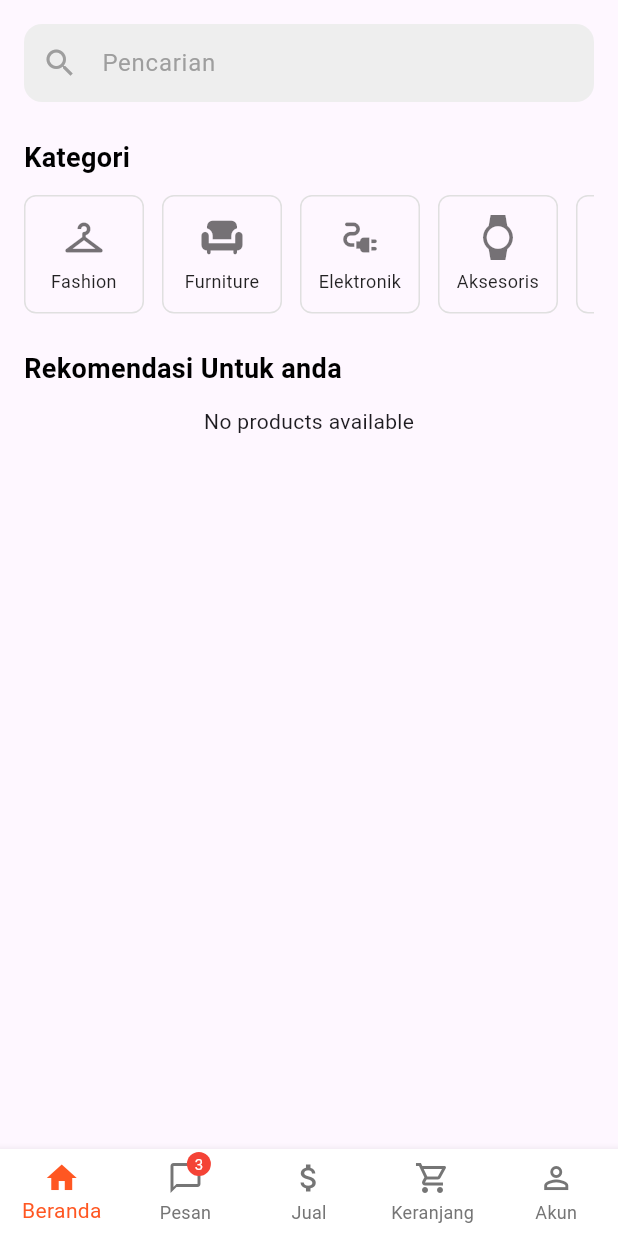
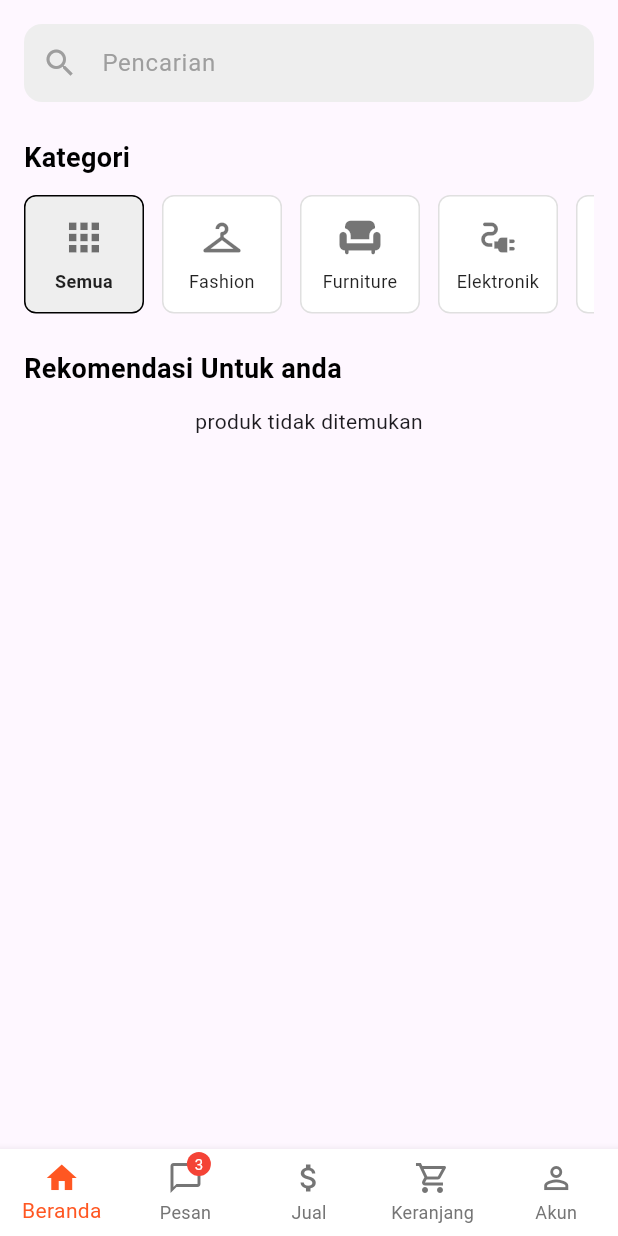
Before and after one commit to tungtungtungtungtungtungsahur/mobile-abp, a Flutter app: the HomeScreen screen opened by its route, on a phone screen of 412 x 824 dp. Run offline on Flutter 3.47's test engine with Material 3 defaults, Android fonts, the phone set to English and light mode, and no system bars; our stand-ins replace cloud_firestore, firebase_auth, firebase_core, image_picker; missing offline and left inert: google_mlkit_text_recognition; accounts and stored records are empty; Roboto replaces fonts that are missing (Poppins).

Commit message:
Update home.dart

```diff
--- a/lib/home.dart
+++ b/lib/home.dart
@@ -19,6 +19,7 @@ class HomeScreen extends StatefulWidget {
 class _HomeScreenState extends State<HomeScreen> {
   int _selectedIndex = 0; // For BottomNavigationBar
   final FirebaseFirestore _firestore = FirebaseFirestore.instance;
+  String? _selectedCategory; // Add this for category filtering
 
   void _onItemTapped(int index) {
     setState(() {
@@ -145,42 +146,55 @@ class _HomeScreenState extends State<HomeScreen> {
   // --- Categories ---
   Widget _buildCategories() {
     // Use SingleChildScrollView for horizontal scrolling
+    final categories = [
+      {'icon': Icons.checkroom, 'label': 'Fashion'},
+      {'icon': Icons.chair, 'label': 'Furniture'},
+      {'icon': Icons.electrical_services, 'label': 'Elektronik'},
+      {'icon': Icons.watch, 'label': 'Aksesoris'},
+      {'icon': Icons.directions_run, 'label': 'Sepatu'},
+      {'icon': Icons.shopping_bag, 'label': 'Tas'},
+      {'icon': Icons.brush, 'label': 'Kosmetik'},
+      {'icon': Icons.home, 'label': 'Perabotan'},
+    ];
     return SingleChildScrollView(
       scrollDirection: Axis.horizontal,
       child: Row(
         children: [
-          _buildCategoryItem(Icons.checkroom, 'Fashion'),
+          _buildCategoryItem(Icons.apps, 'Semua'),
           const SizedBox(width: 12),
-          _buildCategoryItem(Icons.chair, 'Furniture'),
-          const SizedBox(width: 12),
-          _buildCategoryItem(Icons.electrical_services, 'Elektronik'),
-          const SizedBox(width: 12),
-          _buildCategoryItem(Icons.watch, 'Aksesoris'),
-          const SizedBox(width: 12),
-          _buildCategoryItem(Icons.directions_run, 'Sepatu'),
-          const SizedBox(width: 12),
-          _buildCategoryItem(Icons.shopping_bag, 'Tas'),
-          const SizedBox(width: 12),
-          _buildCategoryItem(Icons.brush, 'Kosmetik'),
-          const SizedBox(width: 12),
-          _buildCategoryItem(Icons.home, 'Perabotan'),
+          ...categories
+              .map((cat) => Row(children: [
+                    _buildCategoryItem(
+                        cat['icon'] as IconData, cat['label'] as String),
+                    const SizedBox(width: 12),
+                  ]))
+              .toList(),
         ],
       ),
     );
   }
 
   Widget _buildCategoryItem(IconData icon, String label) {
+    final isSelected = _selectedCategory == label ||
+        (_selectedCategory == null && label == 'Semua');
     return InkWell(
       onTap: () {
-        // Handle category tap
-        print('Tapped category: $label');
+        setState(() {
+          if (label == 'Semua') {
+            _selectedCategory = null;
+          } else {
+            _selectedCategory = label;
+          }
+        });
       },
       borderRadius: BorderRadius.circular(8.0),
       child: Container(
         width: 80, // Adjust width as needed
         padding: const EdgeInsets.symmetric(vertical: 12.0),
         decoration: BoxDecoration(
-          border: Border.all(color: Colors.grey[300]!),
+          border:
+              Border.all(color: isSelected ? Colors.black : Colors.grey[300]!),
+          color: isSelected ? Colors.grey[200] : Colors.white,
           borderRadius: BorderRadius.circular(8.0),
         ),
         child: Column(
@@ -190,7 +204,10 @@ class _HomeScreenState extends State<HomeScreen> {
             const SizedBox(height: 6),
             Text(
               label,
-              style: const TextStyle(fontSize: 12, color: Colors.black87),
+              style: TextStyle(
+                  fontSize: 12,
+                  color: Colors.black87,
+                  fontWeight: isSelected ? FontWeight.bold : FontWeight.normal),
               textAlign: TextAlign.center,
             ),
           ],
@@ -221,14 +238,20 @@ class _HomeScreenState extends State<HomeScreen> {
             snapshot.data == null ||
             snapshot.data!.docs.isEmpty) {
           return const Center(
-            child: Text('No products available'),
+            child: Text('produk tidak ditemukan'),
           );
         }
 
-        final docs = snapshot.data!.docs;
+        // Filter by category if selected
+        final docs = _selectedCategory == null || _selectedCategory == 'Semua'
+            ? snapshot.data!.docs
+            : snapshot.data!.docs.where((doc) {
+                final data = doc.data() as Map<String, dynamic>?;
+                return data != null && data['category'] == _selectedCategory;
+              }).toList();
         if (docs.isEmpty) {
           return const Center(
-            child: Text('No products available'),
+            child: Text('produk tidak ditemukan'),
           );
         }
 
```
